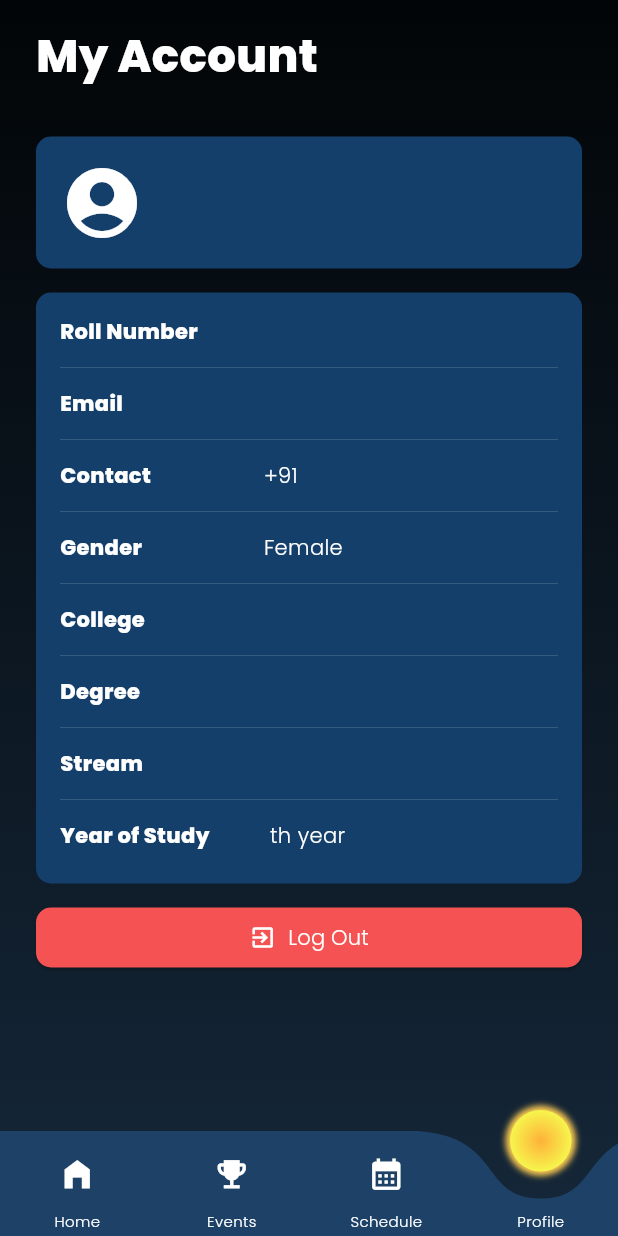
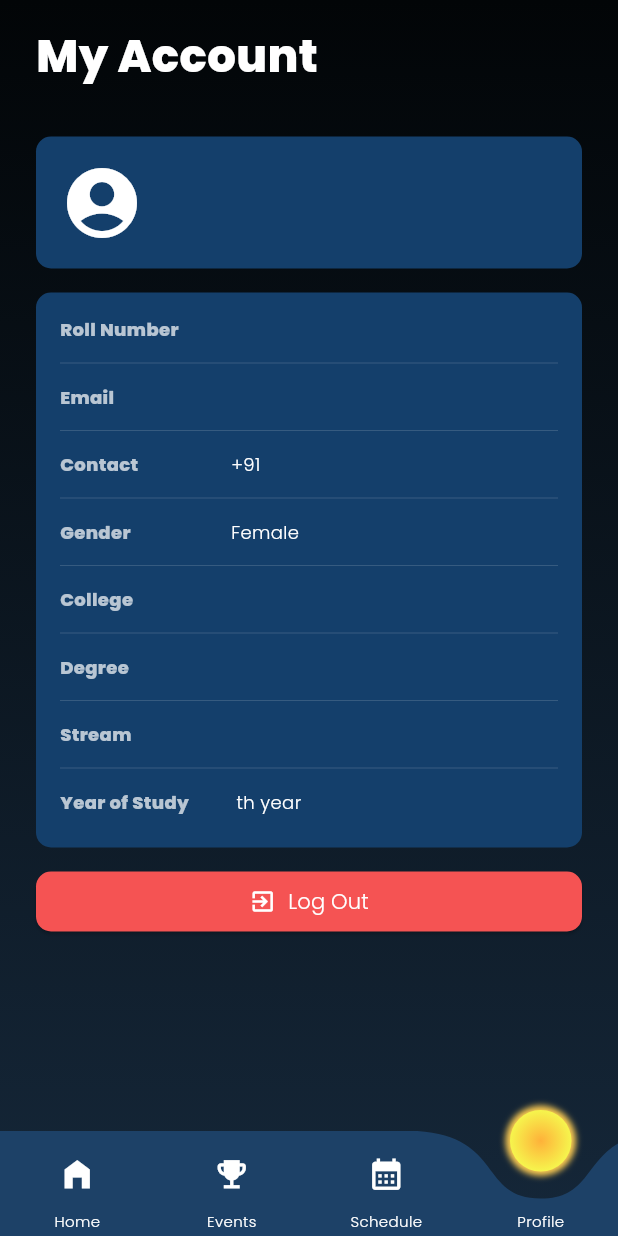
Before and after one commit to LoginPSGTech/Login-App-2023, a Flutter app: the MainPage screen opened by its route, item 4 of the bottom bar chosen, on a phone screen of 412 x 824 dp. Run offline on Flutter 3.47's test engine with Material 2 defaults, Android fonts, the phone set to English and light mode, and no system bars; drawn by our look-alikes of curved_labeled_navigation_bar; our stand-ins replace awesome_snackbar_content, flutter_easyloading, shared_preferences; accounts and stored records are empty; network calls fail.

Commit message:
fix: Profile Page

```diff
--- a/lib/pages/profile_page.dart
+++ b/lib/pages/profile_page.dart
@@ -241,8 +241,9 @@ class ProfileTitleContentWidget extends StatelessWidget {
               child: Text(
                 title,
                 style: const TextStyle(
-                  color: Colors.white,
+                  color: Colors.white70,
                   fontWeight: FontWeight.w600,
+                  fontSize: 12
                 ),
               ),
             ),
@@ -250,12 +251,13 @@ class ProfileTitleContentWidget extends StatelessWidget {
               width: 5,
             ),
             Expanded(
-              flex: 3,
+              flex: 4,
               child: Text(
                 content,
                 style: const TextStyle(
                   color: Colors.white,
                   fontWeight: FontWeight.w500,
+                  fontSize: 12
                 ),
                 maxLines: 1,
                 overflow: TextOverflow.ellipsis,
```
